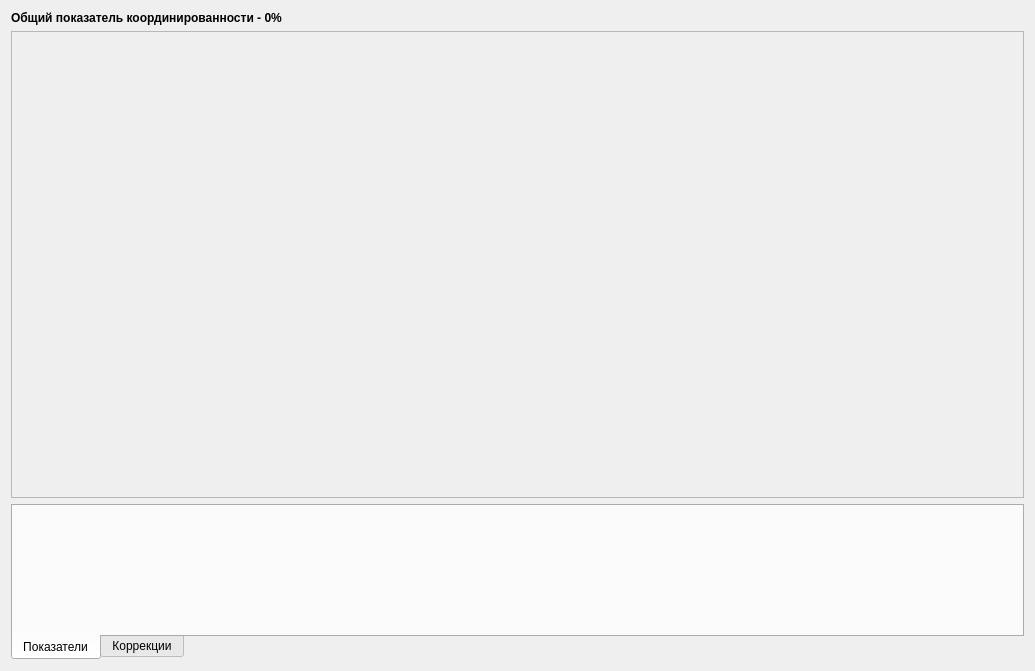
Qt form personal_programs/visuals/visuals/man_coord/mancoordppvisualwidget.ui (grigp/a-analyser) before a commit.
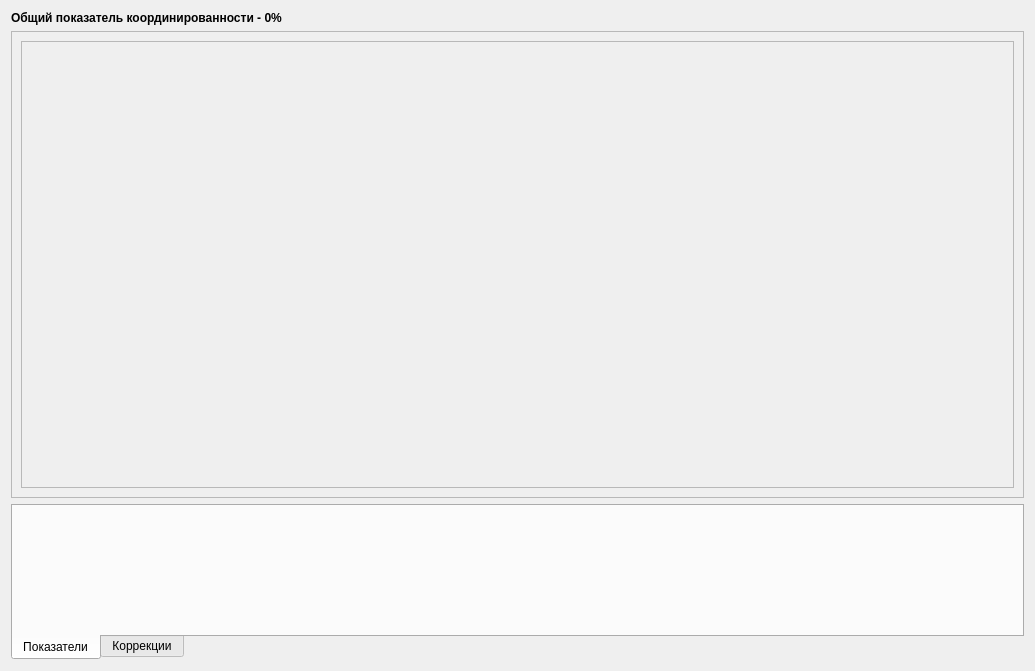
The same form after that commit.

Commit message: Добавлено скроллирование виждета показателей анализа координационных способностей

```diff
--- a/personal_programs/visuals/visuals/man_coord/mancoordppvisualwidget.ui
+++ b/personal_programs/visuals/visuals/man_coord/mancoordppvisualwidget.ui
@@ -34,6 +34,33 @@
     </widget>
    </item>
    <item>
+    <widget class="QScrollArea" name="saFactors">
+     <property name="sizePolicy">
+      <sizepolicy hsizetype="Expanding" vsizetype="Expanding">
+       <horstretch>0</horstretch>
+       <verstretch>3</verstretch>
+      </sizepolicy>
+     </property>
+     <property name="horizontalScrollBarPolicy">
+      <enum>Qt::ScrollBarAlwaysOff</enum>
+     </property>
+     <property name="sizeAdjustPolicy">
+      <enum>QAbstractScrollArea::AdjustIgnored</enum>
+     </property>
+     <property name="widgetResizable">
+      <bool>true</bool>
+     </property>
+     <widget class="QWidget" name="scrollAreaWidgetContents">
+      <property name="geometry">
+       <rect>
+        <x>0</x>
+        <y>0</y>
+        <width>1015</width>
+        <height>469</height>
+       </rect>
+      </property>
+      <layout class="QVBoxLayout" name="verticalLayout_3">
+       <item>
     <widget class="QFrame" name="frFactors">
      <property name="sizePolicy">
       <sizepolicy hsizetype="Preferred" vsizetype="Preferred">
@@ -64,6 +91,10 @@
        <number>2</number>
       </property>
      </layout>
+        </widget>
+       </item>
+      </layout>
+     </widget>
     </widget>
    </item>
    <item>
```
Lines whose indentation alone changed are shown as unchanged.
